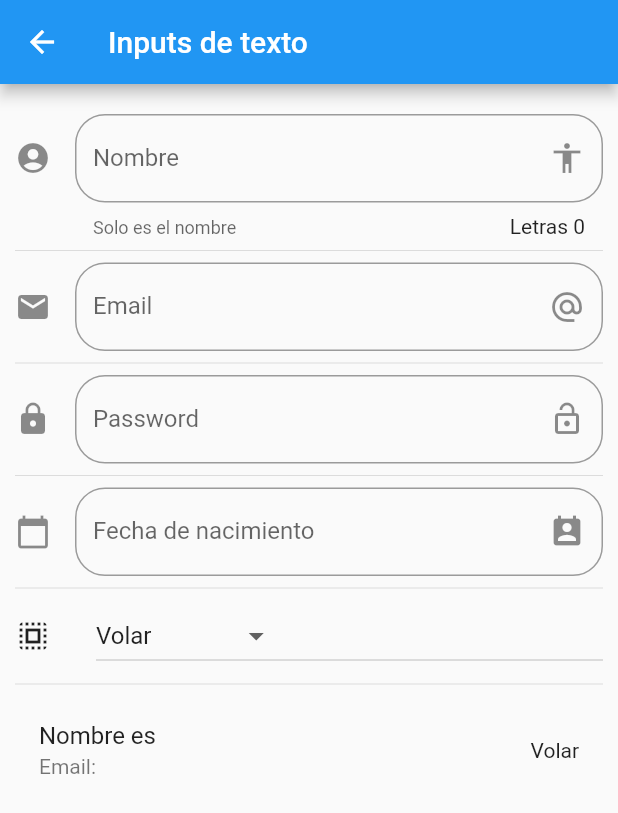
After one commit to camiloengineer/flutter-component-library, a Flutter app: the screen it shows after launch, after a tap on "Inputs", on a phone screen of 412 x 824 dp. The commit adds this screen. Shown: the top 813 px of the screen. Run offline on Flutter 3.47's test engine with Material 2 defaults, Android fonts, the phone set to English and light mode, and no system bars; network calls fail.

Commit message:
component library is done

```diff
--- a/data/menu_opts.json
+++ b/data/menu_opts.json
@@ -15,6 +15,26 @@
             "ruta" : "card",
             "icon" : "folder_open",
             "texto": "Cards - Tarjetas"
+        },
+        {
+            "ruta" : "animatedContainer",
+            "icon" : "donut_large",
+            "texto": "Animated Container"
+        },
+        {
+            "ruta" : "inputs",
+            "icon" : "input",
+            "texto": "Inputs"
+        },
+        {
+            "ruta" : "slider",
+            "icon" : "tune",
+            "texto": "Sliders - Checks"
+        },
+        {
+            "ruta" : "list",
+            "icon" : "list",
+            "texto": "Listas y Scroll"
         }
     ]
 }
--- a/lib/main.dart
+++ b/lib/main.dart
@@ -1,6 +1,8 @@
 import 'package:flutter/material.dart';
+import 'package:flutter_localizations/flutter_localizations.dart';
 
-import 'package:componentes/src/pages/home_page.dart';
+import 'package:componentes/src/pages/alert_page.dart';
+import 'package:componentes/src/routes/routes.dart';
 
 void main() => runApp(MyApp());
 
@@ -8,8 +10,25 @@ class MyApp extends StatelessWidget {
   @override
   Widget build(BuildContext context) {
     return MaterialApp(
-        title: 'Componentes App',
-        debugShowCheckedModeBanner: false,
-        home: HomePage());
+      title: 'Componentes App',
+      debugShowCheckedModeBanner: false,
+      localizationsDelegates: [
+        GlobalMaterialLocalizations.delegate,
+        GlobalWidgetsLocalizations.delegate,
+      ],
+      supportedLocales:  [
+        const Locale('es', 'ES')
+      ],
+      //home: HomePage()
+      initialRoute: '/',
+      routes: getApplicationRoutes(),
+      onGenerateRoute: (settings) {
+        print('Ruta llamada: ${settings.name}');
+
+        return MaterialPageRoute(
+          builder: (context) => AlertPage(),
+        );
+      },
+    );
   }
 }
--- a/lib/src/pages/home_page.dart
+++ b/lib/src/pages/home_page.dart
@@ -1,5 +1,6 @@
 import 'package:flutter/material.dart';
 
+import 'package:componentes/src/utils/icon_string_util.dart';
 import 'package:componentes/src/providers/menu_provider.dart';
 
 class HomePage extends StatelessWidget {
@@ -12,21 +13,37 @@ class HomePage extends StatelessWidget {
   }
 
   Widget _lista() {
-    print(menuProvider.opciones);
+    //menuProvider.cargarData()
+    return FutureBuilder(
+      future: menuProvider.cargarData(),
+      initialData: [],
+      builder: (context, AsyncSnapshot<List<dynamic>> snapshot) {
+        print(snapshot.data);
 
-    return ListView(
-      children: _listaItems(),
+        return ListView(
+          children: _listaItems(snapshot.data, context),
+        );
+      },
     );
   }
 
-  List<Widget> _listaItems() {
-    return [
-      ListTile(title: Text('Hola Mundo')),
-      Divider(),
-      ListTile(title: Text('Hola Mundo')),
-      Divider(),
-      ListTile(title: Text('Hola Mundo')),
-      Divider()
-    ];
+  List<Widget> _listaItems(List<dynamic>? data, BuildContext context) {
+    final List<Widget> opciones = [];
+    data!.forEach((opt) {
+      final widgetTemp = ListTile(
+        title: Text(opt['texto']),
+        leading: getIcon(opt['icon']),
+        trailing: Icon(Icons.keyboard_arrow_right, color: Colors.blue),
+        onTap: () {
+          Navigator.pushNamed(context, opt['ruta']);
+
+          // final route = MaterialPageRoute(builder: (context) => AlertPage());
+          // Navigator.push(context, route);
+        },
+      );
+
+      opciones..add(widgetTemp)..add(Divider());
+    });
+    return opciones;
   }
 }
--- /dev/null
+++ b/lib/src/pages/input_page.dart
@@ -0,0 +1,162 @@
+import 'package:flutter/material.dart';
+
+class InputPage extends StatefulWidget {
+  @override
+  _InputPageState createState() => _InputPageState();
+}
+
+class _InputPageState extends State<InputPage> {
+  String _nombre = "";
+  String _email = "";
+  String _fecha = "";
+
+  String _opcionSeleccionada = "Volar";
+
+  List<String> _poderes = ["Volar", "Rayos X", "Super Aliento", "Super Fuerza"];
+
+  TextEditingController _inputFieldDateController = TextEditingController();
+
+  @override
+  Widget build(BuildContext context) {
+    return Scaffold(
+      appBar: AppBar(title: Text('Inputs de texto')),
+      body: ListView(
+        padding: EdgeInsets.symmetric(horizontal: 10.0, vertical: 20.0),
+        children: <Widget>[
+          _crearInput(),
+          Divider(),
+          _crearEmail(),
+          Divider(),
+          _crearPassword(),
+          Divider(),
+          _crearFecha(context),
+          Divider(),
+          _crearDropdown(),
+          Divider(),
+          _crearPersona()
+        ],
+      ),
+    );
+  }
+
+  Widget _crearInput() {
+    return TextField(
+      //autofocus: true,
+      textCapitalization: TextCapitalization.sentences,
+      decoration: InputDecoration(
+          border: OutlineInputBorder(borderRadius: BorderRadius.circular(20.0)),
+          counter: Text('Letras ${_nombre.length}'),
+          hintText: 'Nombre de la persona',
+          labelText: 'Nombre',
+          helperText: 'Solo es el nombre',
+          suffixIcon: Icon(Icons.accessibility),
+          icon: Icon(Icons.account_circle)),
+      onChanged: (valor) {
+        setState(() {
+          _nombre = valor;
+        });
+      },
+    );
+  }
+
+  Widget _crearPersona() {
+    return ListTile(
+      title: Text('Nombre es $_nombre'),
+      subtitle: Text('Email: $_email'),
+      trailing: Text(_opcionSeleccionada),
+    );
+  }
+
+  Widget _crearEmail() {
+    return TextField(
+        keyboardType: TextInputType.emailAddress,
+        decoration: InputDecoration(
+            border:
+                OutlineInputBorder(borderRadius: BorderRadius.circular(20.0)),
+            hintText: 'Email',
+            labelText: 'Email',
+            suffixIcon: Icon(Icons.alternate_email),
+            icon: Icon(Icons.email)),
+        onChanged: (valor) => setState(() {
+              _email = valor;
+            }));
+  }
+
+  Widget _crearPassword() {
+    return TextField(
+        obscureText: true,
+        decoration: InputDecoration(
+            border:
+                OutlineInputBorder(borderRadius: BorderRadius.circular(20.0)),
+            hintText: 'Password',
+            labelText: 'Password',
+            suffixIcon: Icon(Icons.lock_open),
+            icon: Icon(Icons.lock)),
+        onChanged: (valor) => setState(() {
+              _email = valor;
+            }));
+  }
+
+  Widget _crearFecha(BuildContext context) {
+    return TextField(
+      enableInteractiveSelection: false,
+      controller: _inputFieldDateController,
+      decoration: InputDecoration(
+          border: OutlineInputBorder(borderRadius: BorderRadius.circular(20.0)),
+          hintText: 'Fecha de nacimiento',
+          labelText: 'Fecha de nacimiento',
+          suffixIcon: Icon(Icons.perm_contact_calendar),
+          icon: Icon(Icons.calendar_today)),
+      onTap: () {
+        FocusScope.of(context).requestFocus(FocusNode());
+        _selectDate(context);
+      },
+    );
+  }
+
+  Widget _crearDropdown() {
+    return Row(
+      children: <Widget>[
+        Icon( Icons.select_all ),
+        SizedBox( width: 30.0 ),
+        Expanded(
+          child: DropdownButton(
+            value: _opcionSeleccionada,
+            items: getOpcionesDropdown(),
+            onChanged: (opt) {
+              setState(() {
+                _opcionSeleccionada = opt.toString();
+              });
+            },
+          ),
+        )
+      ]
+    );
+  }
+
+  List<DropdownMenuItem<String>> getOpcionesDropdown() {
+    List<DropdownMenuItem<String>> lista = [];
+
+    _poderes.forEach((poder) {
+      lista.add(DropdownMenuItem(child: Text(poder), value: poder));
+    });
+
+    return lista;
+  }
+
+  _selectDate(BuildContext context) async {
+    DateTime? picked = await showDatePicker(
+        context: context,
+        initialDate: DateTime.now(),
+        firstDate: DateTime(2015),
+        lastDate: DateTime(2025),
+        locale: Locale('es', 'ES'));
+
+    if (picked != null) {
+      setState(() {
+        _fecha = picked.toString();
+        _inputFieldDateController.text = _fecha;
+      });
+    }
+  }
+}
--- a/lib/src/providers/menu_provider.dart
+++ b/lib/src/providers/menu_provider.dart
@@ -12,7 +12,6 @@ class _MenuProvider {
     final resp = await rootBundle.loadString('data/menu_opts.json');
 
     Map dataMap = json.decode(resp);
-    print(dataMap['rutas']);
     opciones = dataMap['rutas'];
 
     return opciones;
--- /dev/null
+++ b/lib/src/routes/routes.dart
@@ -0,0 +1,23 @@
+import 'package:flutter/material.dart';
+
+import 'package:componentes/src/pages/alert_page.dart';
+import 'package:componentes/src/pages/avatar_page.dart';
+import 'package:componentes/src/pages/home_page.dart';
+import 'package:componentes/src/pages/card_page.dart';
+import 'package:componentes/src/pages/animated_container.dart';
+import 'package:componentes/src/pages/input_page.dart';
+import 'package:componentes/src/pages/slider_page.dart';
+import 'package:componentes/src/pages/listview_page.dart';
+
+Map<String, WidgetBuilder> getApplicationRoutes() {
+  return <String, WidgetBuilder>{
+    '/': (BuildContext context) => HomePage(),
+    'alert': (BuildContext context) => AlertPage(),
+    'avatar': (BuildContext context) => AvatarPage(),
+    'card': (BuildContext context) => CardPage(),
+    'animatedContainer': (BuildContext context) => AnimatedContainerPage(),
+    'inputs': (BuildContext context) => InputPage(),
+    'slider': (BuildContext context) => SliderPage(),
+    'list': (BuildContext context) => ListaPage(),
+  };
+}
--- a/pubspec.yaml
+++ b/pubspec.yaml
@@ -24,6 +24,9 @@ dependencies:
   flutter:
     sdk: flutter
 
+  flutter_localizations:
+    sdk: flutter
+
 
   # The following adds the Cupertino Icons font to your application.
   # Use with the CupertinoIcons class for iOS style icons.
@@ -47,7 +50,7 @@ flutter:
   # To add assets to your application, add an assets section, like this:
   assets:
    - data/menu_opts.json
-  #   - images/a_dot_ham.jpeg
+   - assets/
 
   # An image asset can refer to one or more resolution-specific "variants", see
   # https://flutter.dev/assets-and-images/#resolution-aware.
```
Also changed, not shown: lib/src/pages/alert_page.dart (added, +52 -0 lines), lib/src/pages/animated_container.dart (added, +50 -0 lines), lib/src/pages/avatar_page.dart (added, +33 -0 lines), lib/src/pages/card_page.dart (added, +78 -0 lines), lib/src/pages/home_temp.dart (+8 -8 lines), lib/src/pages/listview_page.dart (added, +115 -0 lines), lib/src/pages/slider_page.dart (added, +84 -0 lines), lib/src/utils/icon_string_util.dart (added, +15 -0 lines), assets/jar-loading.gif (added), pubspec.lock.
